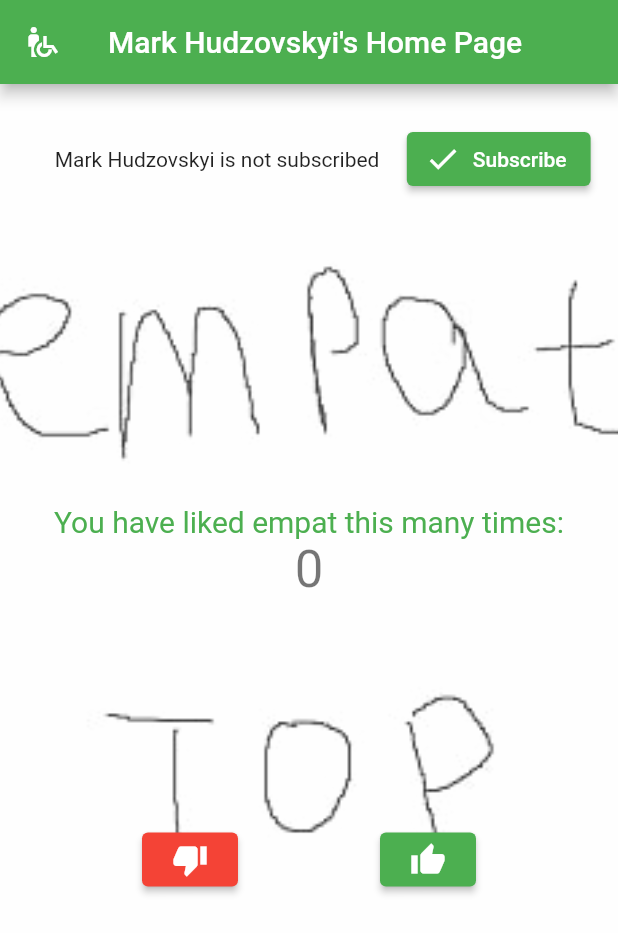
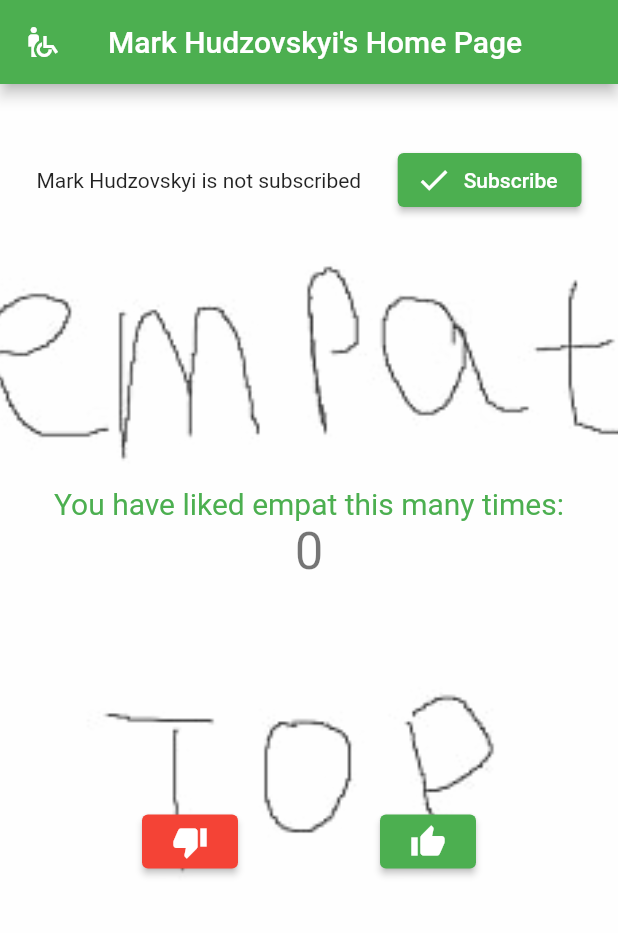
Before and after one commit to Chivas1717/Flutter-dart-practice-2, a Flutter app: the screen it shows after launch, on a phone screen of 412 x 824 dp. Shown: the top 933 px of the screen. Run offline on Flutter 3.47's test engine with Material 2 defaults, Android fonts, the phone set to English and light mode, and no system bars.

Commit message:
bugs fixed

```diff
--- a/lib/greeting.dart
+++ b/lib/greeting.dart
@@ -1,13 +1,13 @@
 import 'package:flutter/material.dart';
 
-class ShowingGreeting extends StatefulWidget {
-  const ShowingGreeting({super.key});
+class ShowingStatus extends StatefulWidget {
+  const ShowingStatus({super.key});
 
   @override
-  State<ShowingGreeting> createState() => _ShowingGreetingState();
+  State<ShowingStatus> createState() => _ShowingStatusState();
 }
 
-class _ShowingGreetingState extends State<ShowingGreeting> {
+class _ShowingStatusState extends State<ShowingStatus> {
   final Student student = Student('Mark', 'Hudzovskyi', DateTime(2004, 17, 10));
   void _changeStatus() {
     if (student.status == true) {
@@ -27,7 +27,6 @@ class _ShowingGreetingState extends State<ShowingGreeting> {
         child: Row(
       mainAxisAlignment: MainAxisAlignment.spaceEvenly,
       children: [
-        const SizedBox(height: 100),
         Text(
             '${student.fullName} is ${student.status ? 'subscribed' : 'not subscribed'}'),
         ElevatedButton.icon(
@@ -57,12 +56,4 @@ class Student {
   set status(bool s) {
     _status = s;
   }
-
-  // set firstName(String firstName) {
-  //   _firstName = firstName;
-  // }
-
-  // set secondName(String firstName) {
-  //   _firstName = firstName;
-  // }
 }
--- a/lib/my_home_page.dart
+++ b/lib/my_home_page.dart
@@ -44,7 +44,8 @@ class _MyHomePageState extends State<MyHomePage> {
             )),
             Center(
               child: Column(children: [
-                const ShowingGreeting(),
+                const SizedBox(height: 40),
+                const ShowingStatus(),
                 const SizedBox(
                   height: 180,
                 ),
```
